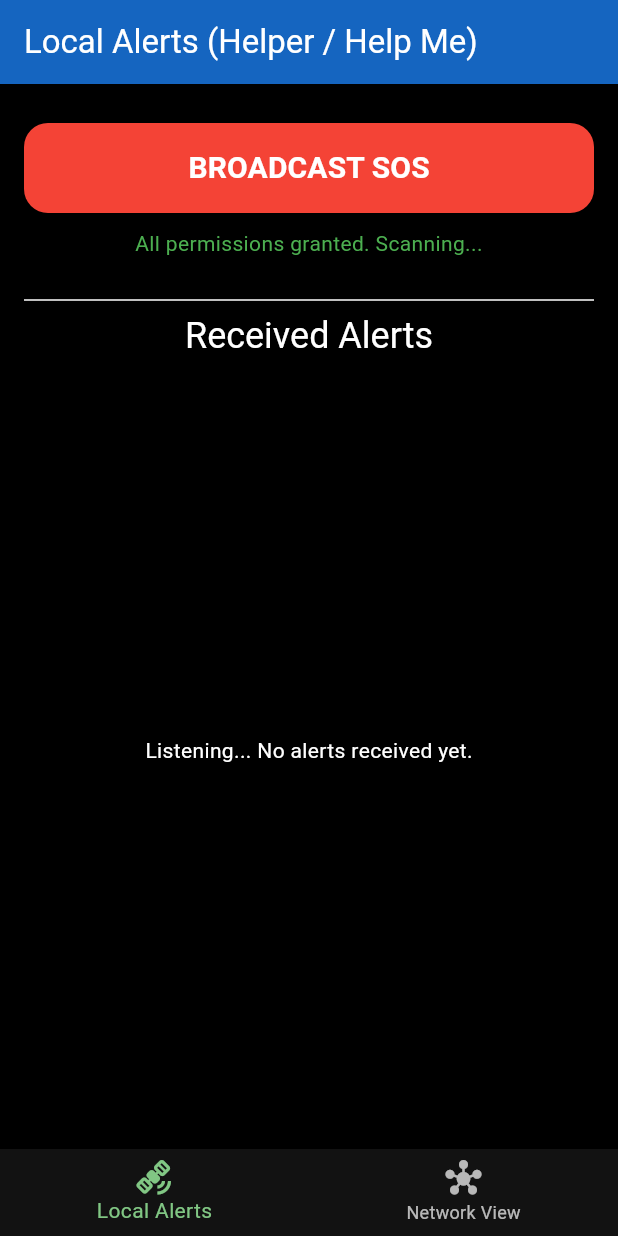
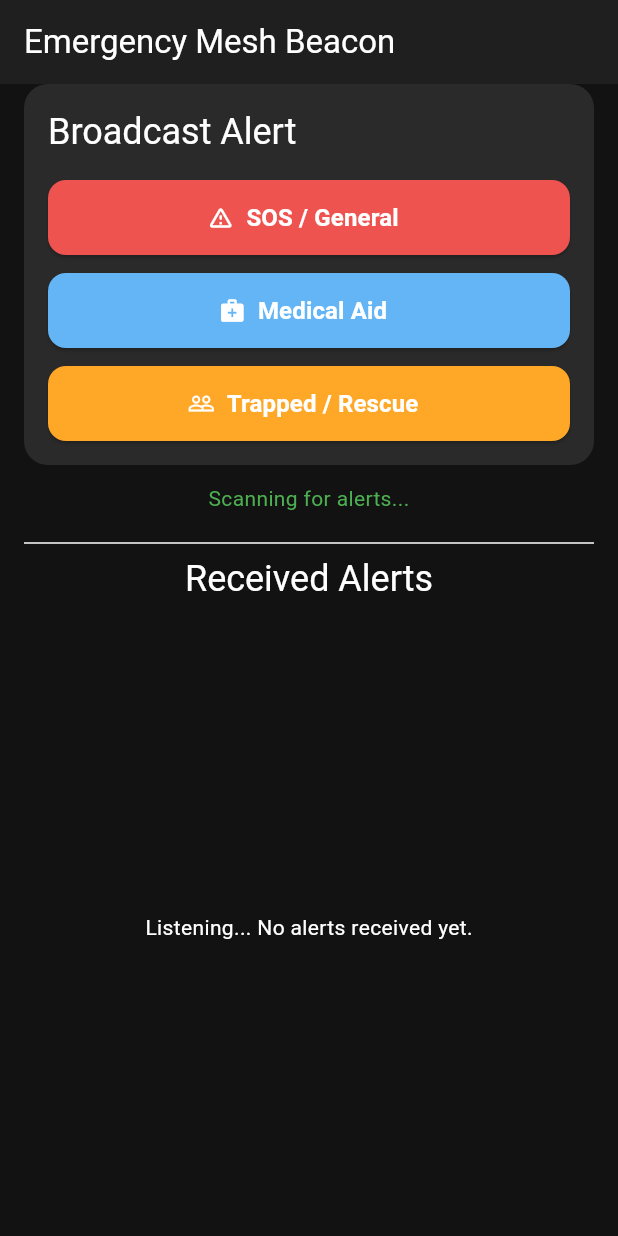
Before and after one commit to Aman-Git-hala/SoS_help_me, a Flutter app: the screen it shows after launch, on a phone screen of 412 x 824 dp. Run offline on Flutter 3.47's test engine with Material 3 defaults, Android fonts, the light colour scheme and no system bars; our stand-ins replace flutter_blue_plus, permission_handler; missing offline and left inert: flutter_ble_peripheral.

Commit message:
Added 3 new signals

```diff
--- a/lib/home_screen.dart
+++ /dev/null
@@ -1,44 +0,0 @@
-import 'package:emergency_mesh_app/local_alerts_screen.dart';
-import 'package:emergency_mesh_app/network_view_screen.dart';
-import 'package:flutter/material.dart';
-
-class HomeScreen extends StatefulWidget {
-  const HomeScreen({Key? key}) : super(key: key);
-
-  @override
-  State<HomeScreen> createState() => _HomeScreenState();
-}
-
-class _HomeScreenState extends State<HomeScreen> {
-  int _currentIndex = 0;
-
-  final List<Widget> _screens = [
-    LocalAlertsScreen(), // Your tab
-    NetworkViewScreen(), // Teammate 2's tab
-  ];
-
-  @override
-  Widget build(BuildContext context) {
-    return Scaffold(
-      body: _screens[_currentIndex],
-      bottomNavigationBar: BottomNavigationBar(
-        currentIndex: _currentIndex,
-        onTap: (index) {
-          setState(() {
-            _currentIndex = index;
-          });
-        },
-        items: const [
-          BottomNavigationBarItem(
-            icon: Icon(Icons.satellite_alt),
-            label: "Local Alerts",
-          ),
-          BottomNavigationBarItem(
-            icon: Icon(Icons.hub),
-            label: "Network View",
-          ),
-        ],
-      ),
-    );
-  }
-}
--- a/lib/local_alerts_screen.dart
+++ b/lib/local_alerts_screen.dart
@@ -1,12 +1,43 @@
-import 'dart:async'; // For StreamSubscription
-import 'dart:typed_data'; // <-- THIS IS CRITICAL for Uint8List
+import 'dart:async';
+import 'dart:typed_data';
 import 'package:flutter/material.dart';
 import 'package:permission_handler/permission_handler.dart';
-import 'package:flutter_blue_plus/flutter_blue_plus.dart'; // The "Ears"
-import 'package:flutter_ble_peripheral/flutter_ble_peripheral.dart'; // The "Mouth"
-import 'package:provider/provider.dart';
+import 'package:flutter_blue_plus/flutter_blue_plus.dart';
+import 'package:flutter_ble_peripheral/flutter_ble_peripheral.dart';
 import 'package:uuid/uuid.dart';
-import 'network_state.dart'; // The import is correct
+
+// --- NEW DATA MODEL ---
+// We now store the packet 'type' to know what alert it was
+class Alert {
+  final int type; // 0x01=SOS, 0x02=Medical, 0x03=Rescue
+  final String packetId;
+  final DateTime timestamp;
+  final int rssi; // Signal Strength
+
+  Alert({
+    required this.type,
+    required this.packetId,
+    required this.timestamp,
+    required this.rssi,
+  });
+}
+
+// --- NEW HELPER CLASS ---
+// This holds the "authentic" info for each alert type
+class AlertType {
+  final String title;
+  final IconData icon;
+  final Color color;
+  final int packetCode; // The byte we send
+
+  AlertType({
+    required this.title,
+    required this.icon,
+    required this.color,
+    required this.packetCode,
+  });
+}
+// --- END NEW ---
 
 class LocalAlertsScreen extends StatefulWidget {
   const LocalAlertsScreen({Key? key}) : super(key: key);
@@ -15,29 +46,14 @@ class LocalAlertsScreen extends StatefulWidget {
   State<LocalAlertsScreen> createState() => _LocalAlertsScreenState();
 }
 
-class Alert {
-  final String text;
-  final DateTime timestamp;
-  Alert({required this.text, required this.timestamp});
-}
-
 class _LocalAlertsScreenState extends State<LocalAlertsScreen> {
   bool _permissionsGranted = false;
   String _permissionStatus = "Initializing...";
   bool _canOpenSettings = false;
 
-  // --- THIS IS THE "EARS" SECRET CODE ---
-  // We use this for *reading* packets
   final int _companyId = 0x1234;
-  // --- END EARS ---
-
-  // --- THIS IS THE "MOUTH" SECRET CODE ---
-  // We put this *inside* the data we send
-  final List<int> _companyIdBytes = [0x12, 0x34]; // e.g., 2 bytes for our ID
-  // --- END MOUTH ---
-
   final Set<String> _seenPacketIds = {};
-  final List<Alert> _receivedAlerts = [];
+  final List<Alert> _receivedAlerts = []; // Now a List<Alert>
 
   bool _isBroadcasting = false;
   final Uuid _uuid = Uuid();
@@ -45,6 +61,26 @@ class _LocalAlertsScreenState extends State<LocalAlertsScreen> {
 
   StreamSubscription<List<ScanResult>>? _scanSub;
   StreamSubscription<BluetoothAdapterState>? _adapterStateSub;
+
+  // --- NEW: Map of our alert types ---
+  final Map<int, AlertType> _alertTypes = {
+    0x01: AlertType(
+        title: "SOS / General",
+        icon: Icons.warning_amber_rounded,
+        color: Colors.red[400]!,
+        packetCode: 0x01),
+    0x02: AlertType(
+        title: "Medical Aid",
+        icon: Icons.medical_services,
+        color: Colors.blue[300]!,
+        packetCode: 0x02),
+    0x03: AlertType(
+        title: "Trapped / Rescue",
+        icon: Icons.people_outline,
+        color: Colors.orange[400]!,
+        packetCode: 0x03),
+  };
+  // --- END NEW ---
 
   @override
   void initState() {
@@ -129,34 +165,34 @@ class _LocalAlertsScreenState extends State<LocalAlertsScreen> {
     _scanSub = FlutterBluePlus.scanResults.listen((results) {
       final now = DateTime.now();
       for (ScanResult r in results) {
-        // --- THIS IS THE CORRECT "EARS" CODE ---
-        // We look for the Company ID in the 'manufacturerData' map
         if (r.advertisementData.manufacturerData.containsKey(_companyId)) {
-          // This packet is for us! Get the data.
           List<int> data = r.advertisementData.manufacturerData[_companyId]!;
-          // --- END "EARS" FIX ---
 
+          // --- NEW: Packet decoding ---
+          // Our new packet: [PacketType(1 byte)] + [UUID(string)]
           if (data.isEmpty) continue;
 
-          // Our packet structure (from the "Mouth" code):
-          // Byte 0: Type (0x01 = SOS)
-          // Byte 1+: Packet ID
-          int type = data[0];
+          int type = data[0]; // Get the type (0x01, 0x02, or 0x03)
           String packetId = String.fromCharCodes(data.sublist(1));
 
-          if (type == 0x01 && !_seenPacketIds.contains(packetId)) {
+          // Check if we support this type and haven't seen it
+          if (_alertTypes.containsKey(type) &&
+              !_seenPacketIds.contains(packetId)) {
             if (mounted) {
               setState(() {
                 _seenPacketIds.add(packetId);
                 _receivedAlerts.insert(
                     0,
                     Alert(
-                      text: "SOS Received! ID: ${packetId.substring(0, 6)}...",
+                      type: type,
+                      packetId: packetId,
                       timestamp: now,
+                      rssi: r.rssi,
                     ));
               });
             }
           }
+          // --- END NEW ---
         }
       }
     });
@@ -164,32 +200,22 @@ class _LocalAlertsScreenState extends State<LocalAlertsScreen> {
     await FlutterBluePlus.startScan();
   }
 
-  // This is the background hardware function
-  Future<void> broadcastSOS() async {
+  // --- NEW: broadcastSOS now takes a 'type' ---
+  Future<void> broadcastSOS(int type) async {
     await FlutterBluePlus.stopScan();
 
     String packetId = _uuid.v4();
-    List<int> typeBytes = [0x01]; // 0x01 = SOS code
-    List<int> idBytes = packetId.codeUnits;
+    List<int> data = [
+      type, // Use the type we passed in
+      ...packetId.codeUnits,
+    ];
+    Uint8List dataAsUint8List = Uint8List.fromList(data);
 
-    // --- THIS IS THE CORRECT "MOUTH" CODE ---
-    // 1. Create our data list
-    List<int> finalPacket = [
-      ...typeBytes,
-      ...idBytes,
-    ];
-
-    // 2. Convert that list to the Uint8List the package needs
-    Uint8List dataAsUint8List = Uint8List.fromList(finalPacket);
-
-    // 3. Pass that SINGLE Uint8List to manufacturerData,
-    //    and our Company ID to manufacturerId.
     final advData = AdvertiseData(
       includeDeviceName: false,
-      manufacturerId: _companyId, // <-- This is the ID
-      manufacturerData: dataAsUint8List, // <-- This is the data (Uint8List)
+      manufacturerId: _companyId,
+      manufacturerData: dataAsUint8List,
     );
-    // --- END "MOUTH" FIX ---
 
     try {
       await _peripheral.start(advertiseData: advData);
@@ -208,32 +234,37 @@ class _LocalAlertsScreenState extends State<LocalAlertsScreen> {
 
     await startScanning();
   }
+  // --- END NEW ---
 
-  Future<void> _onSosPressed() async {
+  // --- NEW: _onSosPressed now takes an AlertType ---
+  Future<void> _onSosPressed(AlertType alertType) async {
     if (_isBroadcasting) return;
 
     final now = DateTime.now();
+    final String tempPacketId = "SELF-TEST";
 
     setState(() {
       _isBroadcasting = true;
+      // Add the self-test message
       _receivedAlerts.insert(
           0,
           Alert(
-            text: "MY SOS: Broadcasting now...",
+            type: alertType.packetCode,
+            packetId: tempPacketId,
             timestamp: now,
+            rssi: -50, // Fake strong signal
           ));
     });
 
-    final networkState = Provider.of<NetworkState>(context, listen: false);
-    networkState.iJustSentSOS();
-
+    // No more "glue". Just do the real work.
     try {
-      await broadcastSOS();
+      await broadcastSOS(alertType.packetCode);
     } catch (e) {
       print("Error during broadcast: $e");
       if (mounted) {
-        ScaffoldMessenger.of(context)
-            .showSnackBar(SnackBar(content: Text("Error broadcasting: $e")));
+        ScaffoldMessenger.of(context).showSnackBar(
+          SnackBar(content: Text("Error broadcasting: $e")),
+        );
       }
     } finally {
       if (mounted) {
@@ -243,54 +274,71 @@ class _LocalAlertsScreenState extends State<LocalAlertsScreen> {
       }
     }
   }
+  // --- END NEW ---
 
+  // --- THIS IS THE FULLY POLISHED UI ---
   @override
   Widget build(BuildContext context) {
     return Scaffold(
       appBar: AppBar(
-        title: Text("Local Alerts (Helper / Help Me)"),
-        backgroundColor: Colors.blue[800],
+        title: Text("Emergency Mesh Beacon"),
+        backgroundColor: Color(0xFF1F1F1F),
+        elevation: 0,
       ),
       body: Padding(
-        padding: const EdgeInsets.all(16.0),
+        padding: const EdgeInsets.symmetric(horizontal: 16.0),
         child: Column(
           children: [
-            SizedBox(height: 10),
-            ElevatedButton(
-              style: ElevatedButton.styleFrom(
-                  backgroundColor: _isBroadcasting ? Colors.grey : Colors.red,
-                  minimumSize: Size(double.infinity, 60),
-                  shape: RoundedRectangleBorder(
-                      borderRadius: BorderRadius.circular(16))),
-              onPressed: _permissionsGranted ? _onSosPressed : null,
-              child: Text(
-                _isBroadcasting ? "Broadcasting SOS..." : "BROADCAST SOS",
-                style: TextStyle(
-                    fontSize: 20,
-                    fontWeight: FontWeight.bold,
-                    color: Colors.white),
+            // --- NEW: Alert Buttons ---
+            Container(
+              padding: const EdgeInsets.all(16.0),
+              decoration: BoxDecoration(
+                color: Color(0xFF2A2A2A),
+                borderRadius: BorderRadius.circular(16),
+              ),
+              child: Column(
+                crossAxisAlignment: CrossAxisAlignment.start,
+                children: [
+                  Text(
+                    "Broadcast Alert",
+                    style: Theme.of(context).textTheme.headlineSmall,
+                  ),
+                  SizedBox(height: 16),
+                  _buildAlertButton(_alertTypes[0x01]!), // SOS
+                  SizedBox(height: 12),
+                  _buildAlertButton(_alertTypes[0x02]!), // Medical
+                  SizedBox(height: 12),
+                  _buildAlertButton(_alertTypes[0x03]!), // Trapped
+                ],
               ),
             ),
-            SizedBox(height: 10),
-            Text(
-              _permissionStatus,
-              textAlign: TextAlign.center,
-              style: TextStyle(
-                  color: _permissionsGranted ? Colors.green : Colors.yellow),
+            // --- END NEW ---
+
+            Padding(
+              padding: const EdgeInsets.symmetric(vertical: 12.0),
+              child: Text(
+                _permissionsGranted
+                    ? "Scanning for alerts..."
+                    : _permissionStatus,
+                textAlign: TextAlign.center,
+                style: TextStyle(
+                    color: _permissionsGranted ? Colors.green : Colors.yellow),
+              ),
             ),
+
             if (_canOpenSettings)
-              Padding(
-                padding: const EdgeInsets.only(top: 10.0),
-                child: OutlinedButton(
-                  child: Text("Open App Settings"),
-                  onPressed: openAppSettings,
-                ),
+              OutlinedButton(
+                child: Text("Open App Settings"),
+                onPressed: openAppSettings,
               ),
-            SizedBox(height: 20),
+
             Divider(),
+
             Text("Received Alerts",
                 style: Theme.of(context).textTheme.headlineSmall),
             SizedBox(height: 10),
+
+            // --- NEW: Polished ListView ---
             Expanded(
               child: _receivedAlerts.isEmpty
                   ? Center(
@@ -300,27 +348,78 @@ class _LocalAlertsScreenState extends State<LocalAlertsScreen> {
                       itemCount: _receivedAlerts.length,
                       itemBuilder: (context, index) {
                         final alert = _receivedAlerts[index];
-                        final alertText = alert.text;
-                        final isSelfTest = alertText.startsWith("MY SOS");
+                        final alertInfo = _alertTypes[alert.type] ??
+                            AlertType(
+                                title: "Unknown",
+                                icon: Icons.question_mark,
+                                color: Colors.grey,
+                                packetCode: 0x00);
+                        final isSelfTest = alert.packetId == "SELF-TEST";
 
                         return Card(
-                          color: isSelfTest ? Colors.blue[900] : null,
-                          child: ListTile(
-                            leading: Icon(
-                              isSelfTest ? Icons.upload : Icons.warning,
-                              color: isSelfTest ? Colors.white : Colors.red,
+                          color: Color(0xFF2A2A2A),
+                          margin: const EdgeInsets.symmetric(vertical: 6.0),
+                          child: ExpansionTile(
+                            leading: Icon(alertInfo.icon,
+                                color:
+                                    isSelfTest ? Colors.white : alertInfo.color,
+                                size: 36),
+                            title: Text(
+                              isSelfTest
+                                  ? "MY SOS: ${alertInfo.title}"
+                                  : alertInfo.title,
+                              style: TextStyle(
+                                fontWeight: FontWeight.bold,
+                                color:
+                                    isSelfTest ? Colors.white : alertInfo.color,
+                              ),
                             ),
-                            title: Text(alertText),
-                            subtitle: Text(
-                                "Received: ${alert.timestamp.toIso8601String().substring(11, 19)}"),
+                            subtitle: Text("Signal: ${alert.rssi} dBm"),
+                            children: [
+                              ListTile(
+                                title: Text("Time Received"),
+                                subtitle: Text(alert.timestamp
+                                    .toIso8601String()
+                                    .substring(0, 19)
+                                    .replaceFirst('T', ' ')),
+                              ),
+                              ListTile(
+                                title: Text("Unique Packet ID"),
+                                subtitle: Text(isSelfTest
+                                    ? "N/A (Self-Test)"
+                                    : alert.packetId.substring(0, 13) + "..."),
+                              ),
+                            ],
                           ),
                         );
                       },
                     ),
             ),
+            // --- END NEW ---
           ],
         ),
       ),
     );
   }
+
+  // --- NEW: Helper widget for buttons ---
+  Widget _buildAlertButton(AlertType alertType) {
+    return ElevatedButton.icon(
+      style: ElevatedButton.styleFrom(
+        backgroundColor: _isBroadcasting ? Colors.grey[700] : alertType.color,
+        minimumSize: Size(double.infinity, 50),
+        shape: RoundedRectangleBorder(borderRadius: BorderRadius.circular(12)),
+      ),
+      icon: Icon(alertType.icon, color: Colors.white),
+      label: Text(
+        alertType.title,
+        style: TextStyle(
+            fontSize: 16, fontWeight: FontWeight.bold, color: Colors.white),
+      ),
+      onPressed: _permissionsGranted && !_isBroadcasting
+          ? () => _onSosPressed(alertType)
+          : null,
+    );
+  }
+  // --- END NEW ---
 }
--- a/lib/main.dart
+++ b/lib/main.dart
@@ -1,16 +1,9 @@
-import 'package:emergency_mesh_app/home_screen.dart'; // <-- FIXED!
-import 'package:emergency_mesh_app/network_state.dart'; // <-- FIXED!
+import 'package:emergency_mesh_app/local_alerts_screen.dart';
 import 'package:flutter/material.dart';
-import 'package:provider/provider.dart';
 
 void main() {
-  runApp(
-    // This "Provider" makes the NetworkState available to all screens
-    ChangeNotifierProvider(
-      create: (context) => NetworkState(),
-      child: const MyApp(),
-    ),
-  );
+  // No more Provider. We just run the app.
+  runApp(const MyApp());
 }
 
 class MyApp extends StatelessWidget {
@@ -23,13 +16,14 @@ class MyApp extends StatelessWidget {
       theme: ThemeData(
         primarySwatch: Colors.blue,
         brightness: Brightness.dark,
-        scaffoldBackgroundColor: Colors.black,
+        scaffoldBackgroundColor: Color(0xFF121212), // Darker background
         colorScheme: ColorScheme.dark(
           primary: Colors.blue[300]!,
-          secondary: Colors.green[300]!,
+          secondary: Colors.red[400]!, // SOS color
         ),
       ),
-      home: const HomeScreen(), // This points to your new 2-tab screen
+      // Point directly to your screen
+      home: const LocalAlertsScreen(),
       debugShowCheckedModeBanner: false,
     );
   }
--- a/lib/network_state.dart
+++ /dev/null
@@ -1,16 +0,0 @@
-import 'package:flutter/material.dart';
-
-// This class is your entire integration.
-class NetworkState with ChangeNotifier {
-  // A "flag" for Teammate 2 to check.
-  bool _justSent = false;
-  bool get justSent => _justSent;
-
-  // You call this. Teammate 2 listens for it.
-  void iJustSentSOS() {
-    print("NETWORK_STATE: SOS Sent!"); // For debugging
-    _justSent = true;
-    notifyListeners(); // This tells Teammate 2's screen to update
-    _justSent = false; // Reset the flag immediately
-  }
-}
```
Also changed, not shown: lib/network_view_screen.dart (deleted, +0 -65 lines), pubspec.yaml (+5 -6 lines), pubspec.lock.
